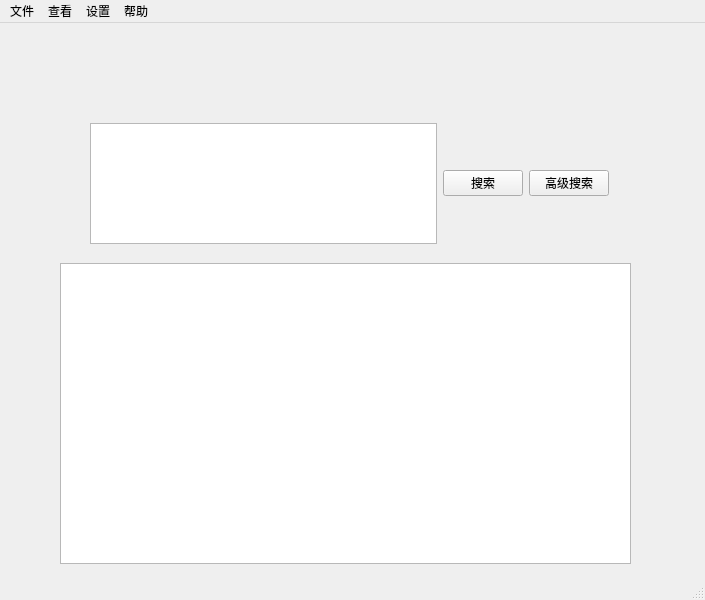
This is GUI_Main.ui in AmuroPeng/Document-Indexing as Qt 5 draws it before an edit. The edited form follows.
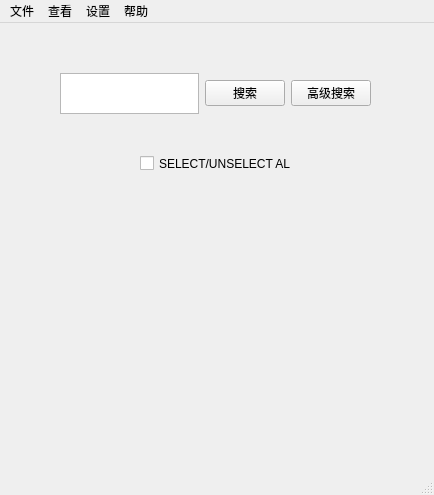
This is the edited form.

Commit message: 主界面加入复选框和导入

Patch:
```diff
--- a/GUI_Main.ui
+++ b/GUI_Main.ui
@@ -6,8 +6,8 @@
    <rect>
     <x>0</x>
     <y>0</y>
-    <width>705</width>
-    <height>600</height>
+    <width>434</width>
+    <height>495</height>
    </rect>
   </property>
   <property name="sizePolicy">
@@ -23,10 +23,10 @@
    <widget class="QWidget" name="horizontalLayoutWidget">
     <property name="geometry">
      <rect>
-      <x>90</x>
-      <y>100</y>
-      <width>519</width>
-      <height>121</height>
+      <x>60</x>
+      <y>50</y>
+      <width>311</width>
+      <height>41</height>
      </rect>
     </property>
     <layout class="QHBoxLayout" name="horizontalLayout">
@@ -40,8 +40,8 @@
        </property>
        <property name="minimumSize">
         <size>
-         <width>347</width>
-         <height>0</height>
+         <width>20</width>
+         <height>20</height>
         </size>
        </property>
       </widget>
@@ -62,15 +62,29 @@
      </item>
     </layout>
    </widget>
-   <widget class="QListWidget" name="listWidget">
+   <widget class="QCheckBox" name="checkBox_selcetAll">
     <property name="geometry">
      <rect>
-      <x>60</x>
-      <y>240</y>
-      <width>571</width>
-      <height>301</height>
+      <x>140</x>
+      <y>130</y>
+      <width>151</width>
+      <height>21</height>
      </rect>
     </property>
+    <property name="text">
+     <string>SELECT/UNSELECT ALL</string>
+    </property>
+   </widget>
+   <widget class="QWidget" name="gridLayoutWidget">
+    <property name="geometry">
+     <rect>
+      <x>50</x>
+      <y>170</y>
+      <width>331</width>
+      <height>271</height>
+     </rect>
+    </property>
+    <layout class="QGridLayout" name="Layout_Items"/>
    </widget>
   </widget>
   <widget class="QMenuBar" name="menubar">
@@ -78,7 +92,7 @@
     <rect>
      <x>0</x>
      <y>0</y>
-     <width>705</width>
+     <width>434</width>
      <height>23</height>
     </rect>
    </property>
```
Left out of the diff: 8 changed lines with no effect on the pictures. The commit also changes 4 other files.
